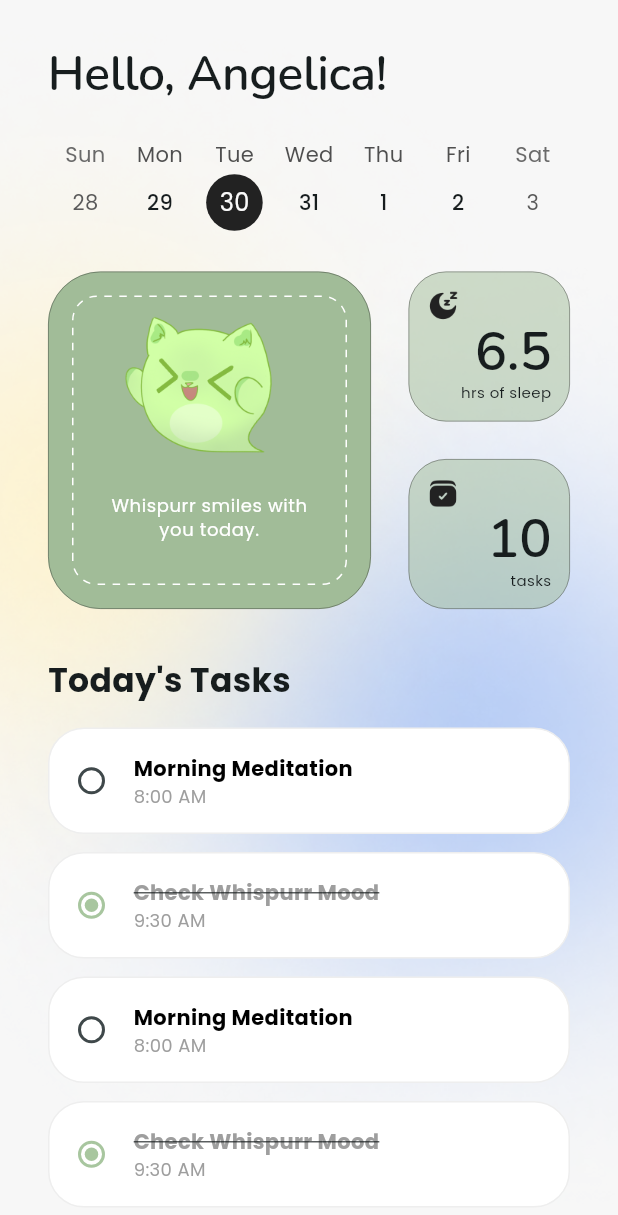
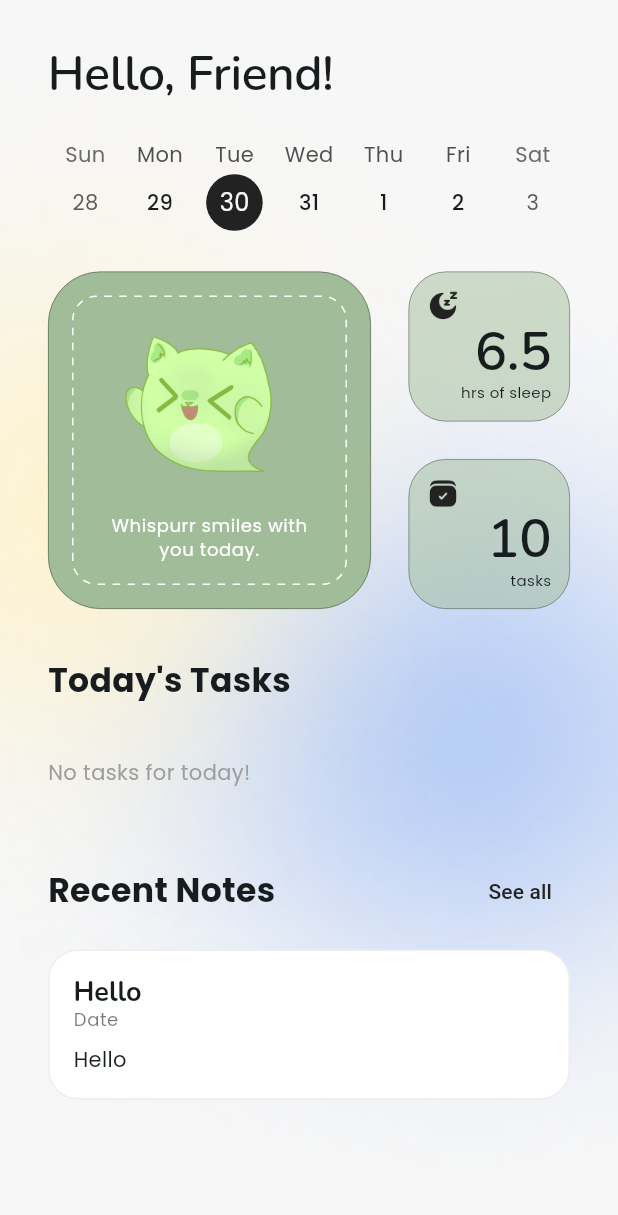
Before and after one commit to bread-pit/whispurr-hackathon, a Flutter app: the HomePage screen opened directly with empty values, on a phone screen of 412 x 824 dp. Shown: the top 1215 px of the screen. Run offline on Flutter 3.47's test engine with Material 3 defaults, Android fonts, the phone set to English and light mode, and no system bars; drawn by our look-alikes of dotted_border, table_calendar; our stand-ins replace flutter_svg, google_fonts, supabase_flutter; accounts and stored records are empty.

Commit message:
feat(main): initialize Supabase and refactor LogsService for error handling and client usage

```diff
--- a/lib/views/calendar/create_task.dart
+++ b/lib/views/calendar/create_task.dart
@@ -159,7 +159,7 @@ class _CreateTaskState extends State<CreateTask> {
         color: Colors.white,
         borderRadius: BorderRadius.vertical(top: Radius.circular(32)),
       ),
-      child: SingleChildScrollView( // Added scroll support for many options
+      child: SingleChildScrollView(
         child: Column(
           mainAxisSize: MainAxisSize.min,
           children: [
--- a/lib/views/home/home_page.dart
+++ b/lib/views/home/home_page.dart
@@ -1,15 +1,12 @@
 import 'package:flutter/material.dart';
+import 'package:table_calendar/table_calendar.dart';
+import 'package:whispurr_hackathon/core/services/automations_service.dart';
+import 'package:whispurr_hackathon/core/services/supabase_service.dart';
 import 'package:whispurr_hackathon/core/widgets/note_card.dart';
 import 'package:whispurr_hackathon/views/home/summary_card.dart';
-import 'package:table_calendar/table_calendar.dart';
 import '../../core/model/calendar_model.dart';
 import '../../core/widgets/task_card.dart';
 import '../../theme.dart';
-
-// TODO:
-// 1. connect mood color
-// 2. calendar colors
-// 3. connect tasks and notes to database
 
 class HomePage extends StatefulWidget {
   final Function(int) onTabChange;
@@ -21,45 +18,93 @@ class HomePage extends StatefulWidget {
 }
 
 class _HomePageState extends State<HomePage> {
-  // Calendar State
   CalendarFormat _calendarFormat = CalendarFormat.week;
   DateTime _focusedDay = DateTime.now();
   DateTime? _selectedDay;
 
+  final Map<DateTime, List<CalendarTask>> _allTasks = {};
+  final _automationsService = AutomationsService();
+  List<CalendarTask> _selectedEvents = [];
+
+  // Variable to store the user's name
+  String _userName = "Friend";
+
   @override
   void initState() {
     super.initState();
-    _selectedDay = _focusedDay;
+    _selectedDay = _normalizeDate(DateTime.now());
+    _loadUserName(); // Fetch the name on init
+    _fetchTasks();
   }
 
-  // Mock data for the current day's tasks
-  // In a real scenario, you'd filter your global events list by DateTime.now()
-  List<CalendarTask> _selectedEvents = [
-    CalendarTask(
-      title: "Morning Meditation",
-      time: "8:00 AM",
+  // Fetch user name from Supabase metadata
+  void _loadUserName() {
+    final user = SupabaseService.client.auth.currentUser;
+    if (user != null) {
+      final metaName = user.userMetadata?['full_name'];
+      if (metaName != null && metaName.isNotEmpty) {
+        if (mounted) {
+          setState(() {
+            _userName = metaName;
+          });
+        }
+      }
+    }
+  }
+
+  Future<void> _fetchTasks() async {
+    final user = SupabaseService.client.auth.currentUser;
+    if (user == null) return;
+
+    try {
+      final data = await _automationsService.getAutomations(user.id);
+
+      if (!mounted) return;
+
+      setState(() {
+        _allTasks.clear();
+
+        for (var item in data) {
+          final payload = item['payload'] ?? {};
+          final title = item['title'] ?? 'Untitled';
+          final status = item['status'] ?? 'pending';
+
+          final dateStr = payload['start_date'];
+          if (dateStr != null) {
+            final date = DateTime.parse(dateStr);
+            final normalizedDate = _normalizeDate(date);
+            final timeStr = "${date.hour}:${date.minute.toString().padLeft(2, '0')}";
+
+            final task = CalendarTask(
+              title: title,
+              time: timeStr,
               color: const Color(0xFFA8C69F),
-      isCompleted: false,
-    ),
-    CalendarTask(
-      title: "Check Whispurr Mood",
-      time: "9:30 AM",
-      color: const Color(0xFFA8C69F),
-      isCompleted: true,
-    ),
-    CalendarTask(
-      title: "Morning Meditation",
-      time: "8:00 AM",
-      color: const Color(0xFFA8C69F),
-      isCompleted: false,
-    ),
-    CalendarTask(
-      title: "Check Whispurr Mood",
-      time: "9:30 AM",
-      color: const Color(0xFFA8C69F),
-      isCompleted: true,
-    ),
-  ];
+              isCompleted: status == 'completed',
+            );
+
+            if (_allTasks[normalizedDate] == null) {
+              _allTasks[normalizedDate] = [];
+            }
+            _allTasks[normalizedDate]!.add(task);
+          }
+        }
+        _loadTasksForSelectedDay();
+      });
+    } catch (e) {
+      debugPrint("Error fetching home tasks: $e");
+    }
+  }
+
+  DateTime _normalizeDate(DateTime date) {
+    return DateTime(date.year, date.month, date.day);
+  }
+
+  void _loadTasksForSelectedDay() {
+    final key = _normalizeDate(_selectedDay!);
+    setState(() {
+      _selectedEvents = _allTasks[key] ?? [];
+    });
+  }
 
   @override
   Widget build(BuildContext context) {
@@ -75,32 +120,29 @@ class _HomePageState extends State<HomePage> {
         ),
         child: SafeArea(
           child: SingleChildScrollView(
-            padding: EdgeInsets.all(32.0),
+            padding: const EdgeInsets.all(32.0),
             child: Column(
               crossAxisAlignment: CrossAxisAlignment.start,
               children: [
-
                 Text(
-                  "Hello, Angelica!",
+                  "Hello, $_userName!", // Dynamic name displayed here
                   style: context.textTheme.displayLarge,
                 ),
-
-                SizedBox(height: 25),
-
-                // CALENDAR
+                const SizedBox(height: 25),
                 TableCalendar(
                   firstDay: DateTime.utc(2025, 1, 1),
                   lastDay: DateTime.utc(2030, 12, 31),
                   focusedDay: _focusedDay,
-                  calendarFormat: _calendarFormat, // Fixed to week
+                  calendarFormat: _calendarFormat,
                   headerVisible: false,
+                  eventLoader: (day) {
+                    return _allTasks[_normalizeDate(day)] ?? [];
+                  },
                   selectedDayPredicate: (day) => isSameDay(_selectedDay, day),
                   onDaySelected: (selectedDay, focusedDay) {
-                    setState(() {
-                      _selectedDay = selectedDay;
+                    _selectedDay = _normalizeDate(selectedDay);
                     _focusedDay = focusedDay;
-                    });
-                    // Filter tasks based on selectedDay here
+                    _loadTasksForSelectedDay();
                   },
                   calendarStyle: CalendarStyle(
                     todayDecoration: BoxDecoration(
@@ -108,6 +150,10 @@ class _HomePageState extends State<HomePage> {
                       shape: BoxShape.circle,
                     ),
                     selectedDecoration: const BoxDecoration(
+                      color: AppColors.black,
+                      shape: BoxShape.circle,
+                    ),
+                    markerDecoration: const BoxDecoration(
                       color: AppColors.black,
                       shape: BoxShape.circle,
                     ),
@@ -119,32 +165,26 @@ class _HomePageState extends State<HomePage> {
                     titleTextStyle: TextStyle(fontSize: 18, fontWeight: FontWeight.bold),
                   ),
                 ),
-
-                SizedBox(height: 20),
-
-                // 2. Summary Board
-                SummaryCard(),
-
-                SizedBox(height: 32),
-
-                // 3. Today's Tasks Header
-                Text(
+                const SizedBox(height: 20),
+                const SummaryCard(),
+                const SizedBox(height: 32),
+                const Text(
                   "Today's Tasks",
                   style: TextStyle(fontSize: 22, fontWeight: FontWeight.bold),
                 ),
-
-                SizedBox(height: 16),
-
-                // 4. Task List Implementation
+                const SizedBox(height: 16),
                 if (_selectedEvents.isEmpty)
-                  Padding(
+                  const Padding(
                     padding: EdgeInsets.symmetric(vertical: 20),
-                    child: Text("No tasks for today!", style: TextStyle(color: Colors.grey)),
+                    child: Text(
+                      "No tasks for today!",
+                      style: TextStyle(color: Colors.grey),
+                    ),
                   )
                 else
                   ListView.builder(
                     shrinkWrap: true,
-                    physics: NeverScrollableScrollPhysics(),
+                    physics: const NeverScrollableScrollPhysics(),
                     itemCount: _selectedEvents.length,
                     itemBuilder: (context, index) {
                       final task = _selectedEvents[index];
@@ -153,48 +193,39 @@ class _HomePageState extends State<HomePage> {
                         subtitle: task.time,
                         dotColor: task.color,
                         isCompleted: task.isCompleted,
-                        onToggle: (val) {
+                        onToggle: (_) {
                           setState(() {
                             task.isCompleted = !task.isCompleted;
                           });
                         },
-                        onTap: () {
-                          // Handle navigation to task details
-                        },
+                        onTap: () {},
                       );
                     },
                   ),
-
-                SizedBox(height: 25),
-
-                // 5. Recent Notes Section...
+                const SizedBox(height: 25),
                 Row(
                   mainAxisAlignment: MainAxisAlignment.spaceBetween,
                   children: [
-                    Text(
+                    const Text(
                       "Recent Notes",
                       style: TextStyle(fontSize: 22, fontWeight: FontWeight.bold),
                     ),
-
                     TextButton(
                       onPressed: () {
                         widget.onTabChange(2);
                       },
-                        child: Text(
+                      child: const Text(
                         "See all",
-                          style: TextStyle(
-                            color: AppColors.black
+                        style: TextStyle(color: AppColors.black),
                       ),
-                        )
                     ),
                   ],
                 ),
-
-                NoteCard(
+                const NoteCard(
                   title: "Hello",
                   content: "Hello",
-                  date: "Date"
-                )
+                  date: "Date",
+                ),
               ],
             ),
           ),
--- a/lib/views/home/summary_card.dart
+++ b/lib/views/home/summary_card.dart
@@ -1,14 +1,12 @@
 import 'package:dotted_border/dotted_border.dart';
 import 'package:flutter/material.dart';
 import 'package:whispurr_hackathon/theme.dart';
-import 'package:flutter_svg/flutter_svg.dart';
 
 class SummaryCard extends StatelessWidget {
   const SummaryCard({super.key});
 
   @override
   Widget build(BuildContext context) {
-    // Shared border style for all cards
     final cardBorder = Border.all(
       color: AppColors.black.withValues(alpha: 0.5),
       width: 0.5,
@@ -16,8 +14,6 @@ class SummaryCard extends StatelessWidget {
 
     return Row(
       children: [
-
-        // Whispurr Mood (Left Big Box with Broken Lines)
         Expanded(
           flex: 2,
           child: Container(
@@ -29,13 +25,14 @@ class SummaryCard extends StatelessWidget {
             ),
             padding: const EdgeInsets.all(16),
             child: DottedBorder(
-              options: RoundedRectDottedBorderOptions(
+              options: const RoundedRectDottedBorderOptions(
                 dashPattern: [5, 5],
                 radius: Radius.circular(16),
-                color: Colors.white
+                color: Colors.white,
               ),
               child: Center(
                 child: Column(
+                  mainAxisAlignment: MainAxisAlignment.center,
                   children: [
                     ClipRRect(
                       borderRadius: BorderRadius.circular(25.0),
@@ -46,9 +43,8 @@ class SummaryCard extends StatelessWidget {
                         width: 130,
                       ),
                     ),
-
                     Padding(
-                      padding: EdgeInsets.symmetric(horizontal: 16),
+                      padding: const EdgeInsets.symmetric(horizontal: 16),
                       child: Text(
                         "Whispurr smiles with you today.",
                         textAlign: TextAlign.center,
@@ -58,20 +54,16 @@ class SummaryCard extends StatelessWidget {
                       ),
                     ),
                   ],
-                )
-              )
-            )
                 ),
               ),
-
+            ),
+          ),
+        ),
         const SizedBox(width: 25),
-
-        // Sleep & Task Column (Right Side)
         Expanded(
           flex: 1,
           child: Column(
             children: [
-              // Sleep Data Container
               Container(
                 height: 100,
                 width: double.infinity,
@@ -81,10 +73,10 @@ class SummaryCard extends StatelessWidget {
                   border: cardBorder,
                 ),
                 child: Padding(
-                  padding: EdgeInsets.all(12),
+                  padding: const EdgeInsets.all(12),
                   child: Column(
+                    mainAxisAlignment: MainAxisAlignment.spaceBetween,
                     children: [
-                      // icon
                       Align(
                         alignment: Alignment.topLeft,
                         child: Image.asset(
@@ -93,37 +85,30 @@ class SummaryCard extends StatelessWidget {
                           width: 21,
                         ),
                       ),
-
-                      // hrs of sleep
-                      Align(
-                        alignment: Alignment.centerRight,
-                        child: Text(
+                      Column(
+                        crossAxisAlignment: CrossAxisAlignment.end,
+                        children: [
+                          Text(
                             "6.5",
                             style: context.textTheme.displayLarge?.copyWith(
-                            fontSize: 36
+                              fontSize: 36,
                             ),
                             textAlign: TextAlign.right,
                           ),
-                      ),
-
-                      // label
-                      Align(
+                          const Align(
                             alignment: Alignment.centerRight,
                             child: Text(
                               "hrs of sleep",
-                          style: TextStyle(
-                            fontSize: 10
-                          ),
+                              style: TextStyle(fontSize: 10),
                             ),
                           ),
                         ],
                       ),
-                )
+                    ],
                   ),
-
+                ),
+              ),
               const SizedBox(height: 25),
-
-              // Task Count Container
               Container(
                 height: 100,
                 width: double.infinity,
@@ -133,10 +118,10 @@ class SummaryCard extends StatelessWidget {
                   border: cardBorder,
                 ),
                 child: Padding(
-                    padding: EdgeInsets.all(12),
+                  padding: const EdgeInsets.all(12),
                   child: Column(
+                    mainAxisAlignment: MainAxisAlignment.spaceBetween,
                     children: [
-                        // icon
                       Align(
                         alignment: Alignment.topLeft,
                         child: Image.asset(
@@ -145,36 +130,32 @@ class SummaryCard extends StatelessWidget {
                           width: 21,
                         ),
                       ),
-
-                        // hrs of sleep
-                        Align(
-                          alignment: Alignment.centerRight,
-                          child: Text(
+                      Column(
+                        crossAxisAlignment: CrossAxisAlignment.end,
+                        children: [
+                          Text(
                             "10",
                             style: context.textTheme.displayLarge?.copyWith(
-                                fontSize: 36
+                              fontSize: 36,
                             ),
                             textAlign: TextAlign.right,
                           ),
-                        ),
-
-                        // label
-                        Align(
+                          const Align(
                             alignment: Alignment.centerRight,
                             child: Text(
                               "tasks",
-                            style: TextStyle(
-                                fontSize: 10
+                              style: TextStyle(fontSize: 10),
+                            ),
+                          ),
+                        ],
+                      ),
+                    ],
                   ),
                 ),
               ),
             ],
           ),
-                  )
-              )
-            ],
         ),
-        )
       ],
     );
   }
```
Also changed, not shown: lib/core/services/logs_service.dart (+14 -44 lines), lib/main.dart (+9 -2 lines), lib/views/calendar/calendar_page.dart (+68 -60 lines), lib/views/login_signup/signup_page.dart (+31 -8 lines), lib/views/notes/note_take.dart (+34 -15 lines), lib/views/notes/notes_page.dart (+57 -19 lines), 1 other file. Lines whose indentation alone changed are shown as unchanged.
